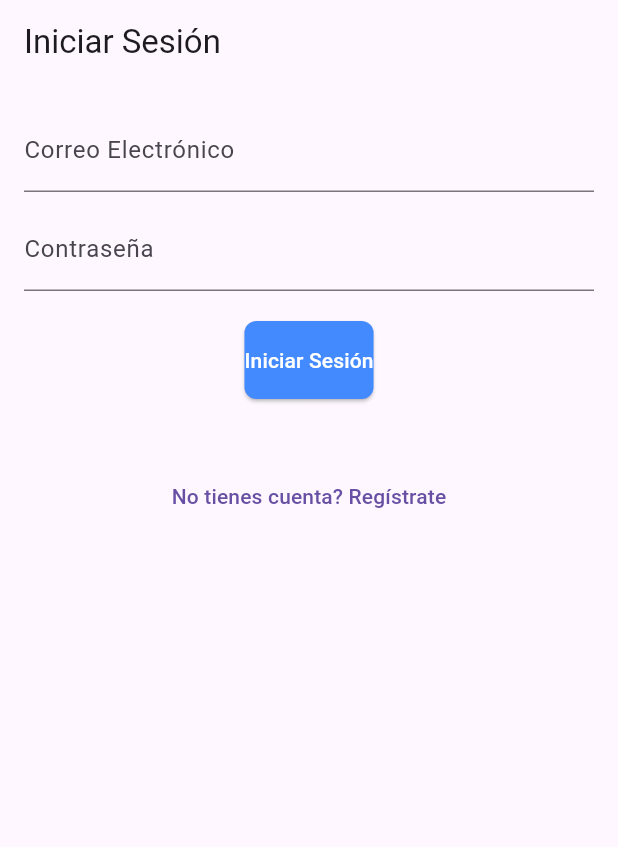
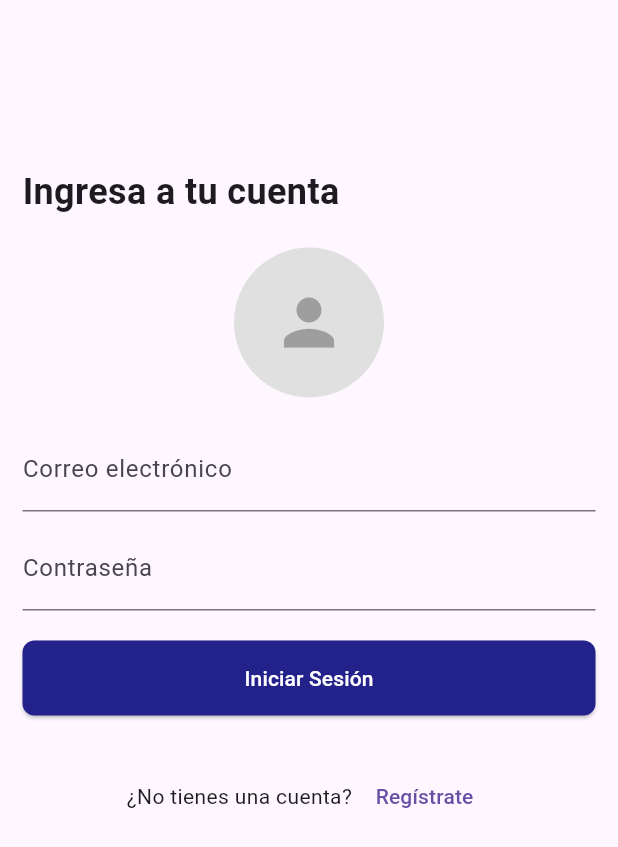
Before and after one commit to RicardoMA23/moonhike, a Flutter app: the screen it shows after launch, on a phone screen of 412 x 824 dp. Shown: the top 847 px of the screen. Run offline on Flutter 3.47's test engine with Material 3 defaults, Android fonts, the phone set to English and light mode, and no system bars; our stand-ins replace firebase_auth, firebase_core, geolocator, google_maps_flutter; accounts and stored records are empty.

Commit message:
Colors code

```diff
--- a/lib/core/constans/color.dart
+++ b/lib/core/constans/Colors.dart
@@ -3,4 +3,5 @@ import 'package:flutter/material.dart';
 class AppColors {
   static const primaryColor = Colors.blue;
   static const secondaryColor = Colors.grey;
+  static const appColor = Color.fromRGBO(35, 33, 138, 1.0);
 }
--- a/lib/presentation/screens/home.dart
+++ b/lib/presentation/screens/home.dart
@@ -22,7 +22,7 @@ class _MapScreenState extends State<MapScreen> {
   int _selectedRouteIndex = 0;
   List<List<LatLng>> _routes = [];
 
-  final RouteRepository routeRepository = RouteRepository(RouteService('YOUR_API_KEY_HERE'));
+  final RouteRepository routeRepository = RouteRepository(RouteService('AIzaSyDNHOPdlWDOqsFiL9_UQCkg2fnlpyww6A4'));
   late GetRoutesUseCase getRoutesUseCase;
 
   _MapScreenState() {
--- a/lib/presentation/screens/login.dart
+++ b/lib/presentation/screens/login.dart
@@ -2,6 +2,7 @@ import 'package:flutter/material.dart';
 import 'package:firebase_auth/firebase_auth.dart';
 import 'package:moonhike/presentation/screens/home.dart'; // Página de inicio después de iniciar sesión
 import 'register.dart'; // Redirige a la página de registro
+import 'package:moonhike/core/constans/Colors.dart'; // Constantes de colores personalizadas
 
 class LoginPage extends StatefulWidget {
   @override
@@ -35,16 +36,33 @@ class _LoginPageState extends State<LoginPage> {
   @override
   Widget build(BuildContext context) {
     return Scaffold(
-      appBar: AppBar(title: Text("Iniciar Sesión")),
+      appBar: AppBar(title: Text("")),
       resizeToAvoidBottomInset: true, // Ajusta la pantalla al aparecer el teclado
       body: SingleChildScrollView(
-        padding: const EdgeInsets.all(16.0),
+        padding: const EdgeInsets.all(15.0),
         child: Column(
           mainAxisAlignment: MainAxisAlignment.center,
+          crossAxisAlignment: CrossAxisAlignment.stretch, // Estira los widgets horizontalmente
           children: [
+            SizedBox(height: 40), // Espacio superior
+            Text(
+              "Ingresa a tu cuenta",
+              style: TextStyle(
+                fontSize: 24,
+                fontWeight: FontWeight.bold,
+              ),
+              textAlign: TextAlign.left,
+            ),
+            SizedBox(height: 20),
+            CircleAvatar(
+              radius: 50, // Tamaño del logo
+              backgroundColor: Colors.grey[300], // Color de fondo gris para indicar espacio del logo
+              child: Icon(Icons.person, size: 50, color: Colors.grey), // Icono temporal
+            ),
+            SizedBox(height: 20),
             TextField(
               controller: _emailController,
-              decoration: InputDecoration(labelText: 'Correo Electrónico'),
+              decoration: InputDecoration(labelText: 'Correo electrónico'),
             ),
             SizedBox(height: 10),
             TextField(
@@ -56,8 +74,8 @@ class _LoginPageState extends State<LoginPage> {
             ElevatedButton(
               onPressed: _login,
               style: ElevatedButton.styleFrom(
-                backgroundColor: Colors.blueAccent, // Cambiado a backgroundColor
-                padding: EdgeInsets.symmetric(vertical: 16),
+                backgroundColor: AppColors.appColor, // Cambiado a backgroundColor
+                padding: EdgeInsets.symmetric(vertical: 15),
                 shape: RoundedRectangleBorder(
                   borderRadius: BorderRadius.circular(8),
                 ),
@@ -65,11 +83,17 @@ class _LoginPageState extends State<LoginPage> {
               child: Text("Iniciar Sesión", style: TextStyle(color: Colors.white)),
             ),
             SizedBox(height: 10),
+            if (_errorMessage.isNotEmpty) // Mostrar mensaje de error solo si hay alguno
               Text(
                 _errorMessage,
                 style: TextStyle(color: Colors.red),
+                textAlign: TextAlign.center,
               ),
-            SizedBox(height: 10),
+            SizedBox(height: 20),
+            Row(
+              mainAxisAlignment: MainAxisAlignment.center,
+              children: [
+                Text("¿No tienes una cuenta? "),
                 TextButton(
                   onPressed: () {
                     // Redirige al registro si no tiene cuenta
@@ -78,7 +102,9 @@ class _LoginPageState extends State<LoginPage> {
                       MaterialPageRoute(builder: (context) => RegisterPage()),
                     );
                   },
-              child: Text("No tienes cuenta? Regístrate"),
+                  child: Text("Regístrate"),
+                ),
+              ],
             ),
           ],
         ),
--- a/lib/presentation/screens/register.dart
+++ b/lib/presentation/screens/register.dart
@@ -70,7 +70,7 @@ class _RegisterPageState extends State<RegisterPage> {
               onPressed: _register,
               style: ElevatedButton.styleFrom(
                 backgroundColor: Colors.blueAccent, // Cambiado a backgroundColor
-                padding: EdgeInsets.symmetric(vertical: 16),
+                padding: EdgeInsets.symmetric(vertical: 15, horizontal: 15),
                 shape: RoundedRectangleBorder(
                   borderRadius: BorderRadius.circular(8),
                 ),
```
Lines whose indentation alone changed are shown as unchanged.
